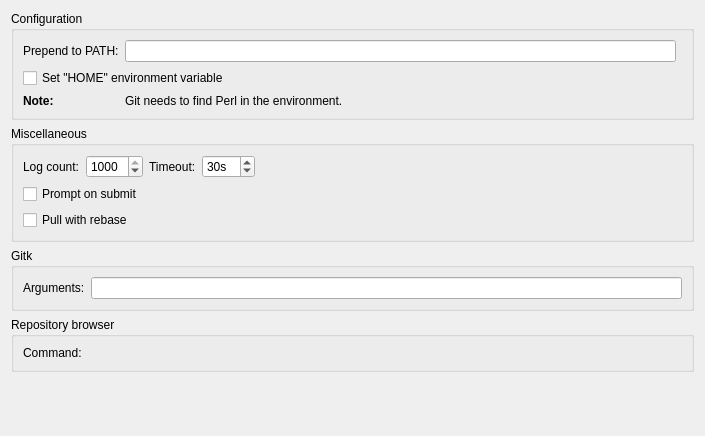
Above: src/plugins/git/settingspage.ui from qt-creator/qt-creator before the change. Below: the same form after it.
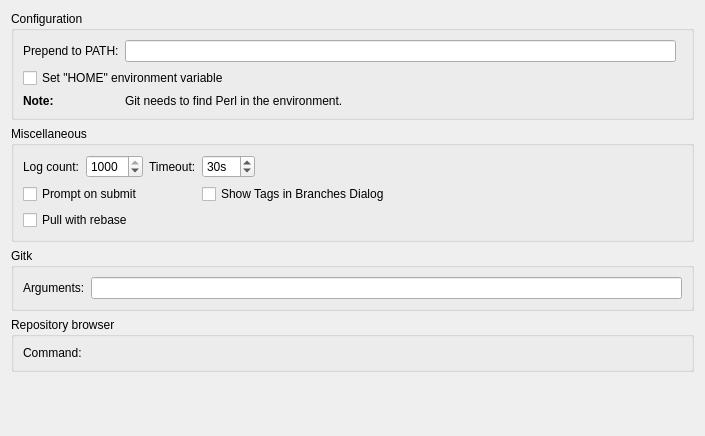
That is the form after the change. Custom widgets are drawn as their Qt base class.

Commit message: Git: Also show tags in the branches dialog

```diff
--- a/src/plugins/git/settingspage.ui
+++ b/src/plugins/git/settingspage.ui
@@ -130,6 +130,13 @@
         </property>
        </widget>
       </item>
+      <item row="1" column="3" colspan="2">
+       <widget class="QCheckBox" name="showTagsCheckBox">
+        <property name="text">
+         <string>Show Tags in Branches Dialog</string>
+        </property>
+       </widget>
+      </item>
      </layout>
     </widget>
    </item>
```
The commit also changes 7 other files.
